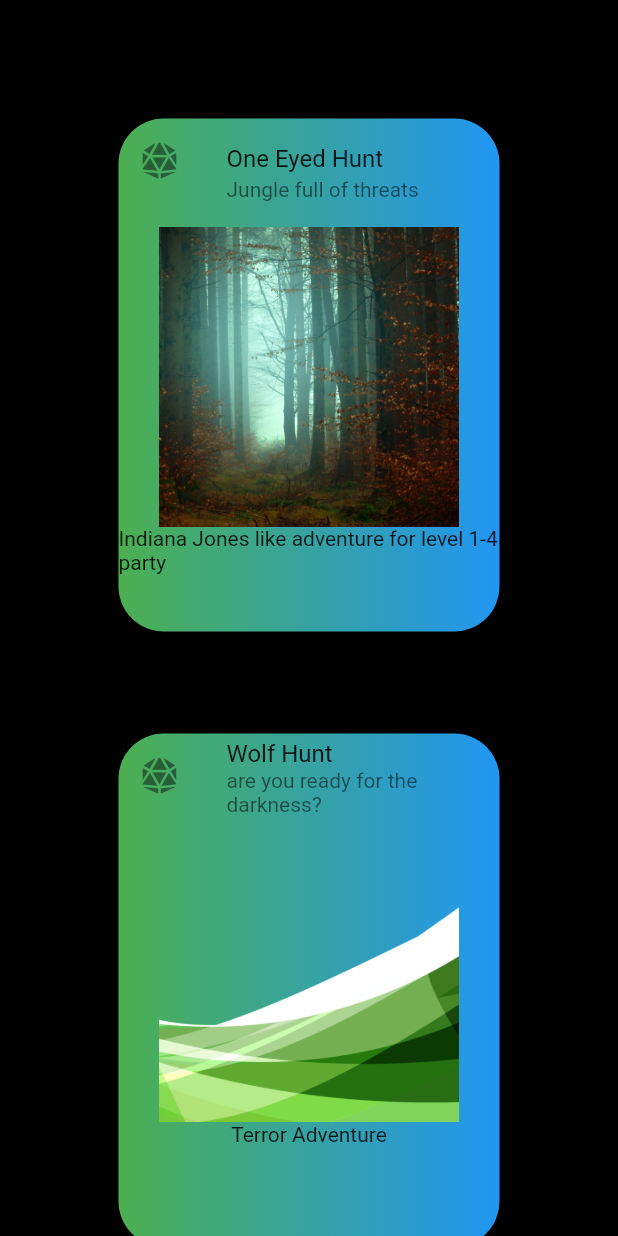
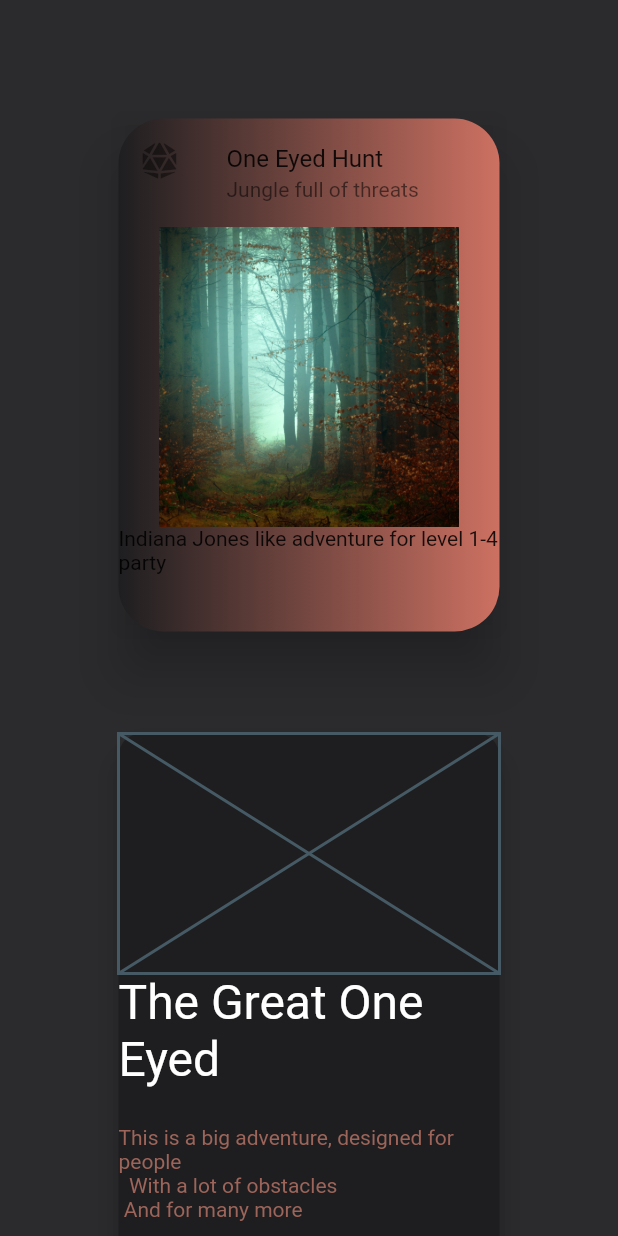
Before and after one commit to soulandbone/wandering_site, a Flutter app: the screen it shows after launch, after a tap on the "menu" icon, after a tap on "Adventures", on a phone screen of 412 x 824 dp. Run offline on Flutter 3.47's test engine with Material 2 defaults, Android fonts, the light colour scheme and no system bars; our stand-ins replace carousel_slider, font_awesome_flutter, google_fonts.

Commit message:
various changes

```diff
--- a/lib/helpers/style.dart
+++ b/lib/helpers/style.dart
@@ -13,6 +13,8 @@ Color mediumOrange = Color(0xFFcd7162);
 Color darkBrownWT = Color(0xFF4e5a69);
 Color mediumBrownWT = Color(0xFF9d6459);
 Color lightBrownWT = Color(0xFFbe7566);
+Color fakeBlack = Color(0xFF2b2b2e);
+Color fakeBlackDeep = Color(0xFF1e1e20);
 
 Widget titleText(String text) {
   return Text(
--- a/lib/home.dart
+++ b/lib/home.dart
@@ -30,7 +30,7 @@ class _HomePageState extends State<HomePage> {
   ) {
     var screenWidth = MediaQuery.of(context).size.width;
     return Container(
-      height: 100,
+      height: 65,
       width: (screenWidth * 0.6),
       child: Container(
         decoration: BoxDecoration(gradient: LinearGradient(colors: [Colors.black, Colors.blue]), borderRadius: BorderRadius.all(Radius.circular(30))),
@@ -52,9 +52,45 @@ class _HomePageState extends State<HomePage> {
                   child: ListTile(leading: FaIcon(FontAwesomeIcons.tiktok), title: Text('TikTok')),
                 )
               ],
+            ),
+            Container(
+              color: Colors.red,
+              width: double.infinity,
+              child: Center(child: Text('Copyright 2021 Wandering Tavern')),
             )
           ],
         ),
+      ),
+    );
+  }
+
+  Widget _makeBottomPage2(BuildContext context) {
+    return Container(
+      color: Colors.red,
+      child: Column(
+        children: [
+          Row(
+            children: [
+              Container(
+                height: 40,
+                width: 40,
+                child: FittedBox(
+                  child: FaIcon(FontAwesomeIcons.instagram),
+                ),
+              ),
+              Container(
+                height: 40,
+                width: 40,
+                child: FittedBox(
+                  child: FaIcon(FontAwesomeIcons.tiktok),
+                ),
+              ),
+            ],
+          ),
+          Container(
+            child: Text('Copyright © 2021 Wandering Tavern'),
+          )
+        ],
       ),
     );
   }
@@ -106,7 +142,7 @@ class _HomePageState extends State<HomePage> {
                   mainAxisAlignment: MainAxisAlignment.center,
                   children: [
                     Container(
-                      child: _makeBottomPage(
+                      child: _makeBottomPage2(
                         context,
                       ),
                     )
--- a/lib/screens/adventures.dart
+++ b/lib/screens/adventures.dart
@@ -3,47 +3,26 @@ import 'package:wandering_app/helpers/constants.dart';
 import 'package:wandering_app/helpers/responsive.dart';
 import 'package:wandering_app/helpers/style.dart';
 import 'package:wandering_app/widgets/adventure_container.dart';
+import 'package:wandering_app/widgets/card_container.dart';
 
 class AdventuresPage extends StatelessWidget {
   @override
   Widget build(BuildContext context) {
     // TODO if the screen is small, make it so adventure container is only one per row
     return Scaffold(
-        backgroundColor: Colors.black,
+        backgroundColor: fakeBlack,
         body: Container(
             child: SingleChildScrollView(
                 child: Padding(
-          padding: const EdgeInsets.all(75.0),
-          child: ResponsiveWidget.isMobileScreen(context)
-              ? Column(
-                  children: [
-                    AdventureContainer(adv1Name, adv1Short, adv1Long, adv1Image),
-                    SizedBox(
-                      height: 60,
-                    ),
-                    AdventureContainer(adv2Name, adv2Short, adv2Long, adv2Image)
-                  ],
-                )
-              : Column(
-                  crossAxisAlignment: CrossAxisAlignment.center,
-                  children: [
-                    titleText('Adventures'),
-                    subTitleText('For everyone'),
-                    SizedBox(
-                      height: 75,
-                    ),
-                    Row(
-                      mainAxisAlignment: MainAxisAlignment.center,
+                    padding: const EdgeInsets.all(75.0),
+                    child: Column(
                       children: [
                         AdventureContainer(adv1Name, adv1Short, adv1Long, adv1Image),
                         SizedBox(
-                          width: 60,
+                          height: 60,
                         ),
-                        AdventureContainer(adv2Name, adv2Short, adv2Long, adv2Image)
+                        CardContainer(),
                       ],
-                    )
-                  ],
-                ),
-        ))));
+                    )))));
   }
 }
--- a/lib/screens/free_material.dart
+++ b/lib/screens/free_material.dart
@@ -1,13 +1,11 @@
 import 'package:flutter/material.dart';
-import 'package:wandering_app/helpers/constants.dart';
-import 'package:wandering_app/helpers/responsive.dart';
-import 'package:wandering_app/widgets/adventure_container.dart';
+import 'package:wandering_app/helpers/style.dart';
 
 class FreeMaterialPage extends StatelessWidget {
   @override
   Widget build(BuildContext context) {
     return Scaffold(
-        backgroundColor: Colors.black,
+        backgroundColor: fakeBlack,
         body: Container(
             child: SingleChildScrollView(
                 child: Padding(
--- a/lib/widgets/adventure_container.dart
+++ b/lib/widgets/adventure_container.dart
@@ -31,7 +31,7 @@ class _AdventureContainerState extends State<AdventureContainer> {
           color: Colors.transparent,
           elevation: 15.0,
           child: Container(
-            decoration: BoxDecoration(gradient: LinearGradient(colors: [Colors.green, Colors.blue]), borderRadius: BorderRadius.all(Radius.circular(30))),
+            decoration: BoxDecoration(gradient: LinearGradient(colors: [fakeBlackDeep, mediumOrange]), borderRadius: BorderRadius.all(Radius.circular(30))),
             child: Column(
               children: [
                 ListTile(
--- /dev/null
+++ b/lib/widgets/card_container.dart
@@ -0,0 +1,55 @@
+import 'package:flutter/material.dart';
+import 'package:google_fonts/google_fonts.dart';
+import 'package:wandering_app/helpers/style.dart';
+
+class CardContainer extends StatefulWidget {
+  const CardContainer({Key? key}) : super(key: key);
+
+  @override
+  _CardContainerState createState() => _CardContainerState();
+}
+
+Widget _makeTitle(String text) {
+  return Text(
+    text,
+    textAlign: TextAlign.start,
+    style: GoogleFonts.abhayaLibre(
+      color: Colors.white,
+      fontSize: 32,
+    ),
+  );
+}
+
+Widget _makeDescription(String text) {
+  return Text(
+    text,
+    style: GoogleFonts.montserratAlternates(color: mediumBrownWT, fontSize: 14),
+  );
+}
+
+class _CardContainerState extends State<CardContainer> {
+  @override
+  Widget build(BuildContext context) {
+    return Container(
+      height: 396,
+      width: 360,
+      child: Card(
+        shape: RoundedRectangleBorder(borderRadius: BorderRadius.circular(15)),
+        elevation: 8,
+        color: fakeBlackDeep,
+        child: Column(
+          children: [
+            Placeholder(
+              fallbackHeight: 160,
+            ),
+            Align(alignment: Alignment.centerLeft, child: _makeTitle('The Great One Eyed')),
+            SizedBox(
+              height: 25,
+            ),
+            _makeDescription('This is a big adventure, designed for people \n  With a lot of obstacles \n And for many more')
+          ],
+        ),
+      ),
+    );
+  }
+}
--- a/lib/widgets/drawer.dart
+++ b/lib/widgets/drawer.dart
@@ -36,14 +36,14 @@ class MobileMenu extends StatelessWidget {
             SizedBox(
               height: 25,
             ),
-            listTileDrawer('Articles', FaIcon(FontAwesomeIcons.instagram), context, ArticlesPage()),
+            listTileDrawer('Articles', FaIcon(FontAwesomeIcons.bookOpen), context, ArticlesPage()),
             SizedBox(height: 25),
             listTileDrawer('Free Material', FaIcon(FontAwesomeIcons.freebsd), context, FreeMaterialPage()),
             SizedBox(height: 25),
             listTileDrawer('About Us', FaIcon(FontAwesomeIcons.users), context, AboutUsPage())
           ],
         ),
-        color: active,
+        color: lightCream,
       ),
     );
   }
--- a/lib/widgets/navbar_mobile.dart
+++ b/lib/widgets/navbar_mobile.dart
@@ -12,9 +12,9 @@ AppBar mobileTopBar(GlobalKey<ScaffoldState> key) {
         key.currentState!.openDrawer();
       },
     ),
-    title: Text('Mobile AppBar'),
+    title: Text('Wandering Tavern'),
     centerTitle: true,
     elevation: 0,
-    backgroundColor: Colors.amberAccent,
+    backgroundColor: mediumGreenWT,
   );
 }
--- a/pubspec.yaml
+++ b/pubspec.yaml
@@ -31,6 +31,8 @@ dependencies:
   font_awesome_flutter: ^9.1.0
   carousel_slider: ^4.0.0
   url_launcher: ^6.0.10
+  google_fonts: ^2.1.0
+
 
 dev_dependencies:
   flutter_test:
```
Also changed, not shown: lib/screens/about_us.dart (+22 -31 lines), lib/screens/articles.dart (+4 -5 lines), assets/logo.png, pubspec.lock.
